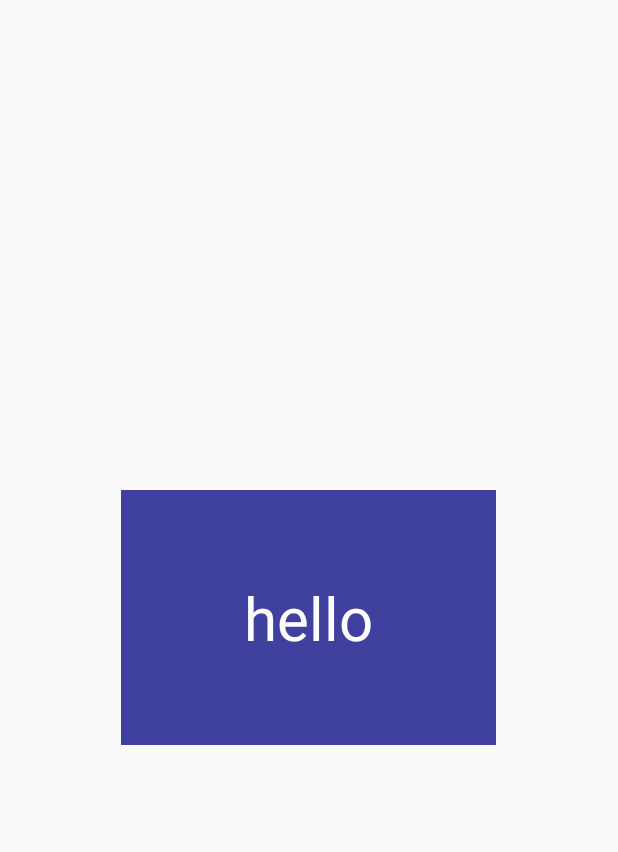
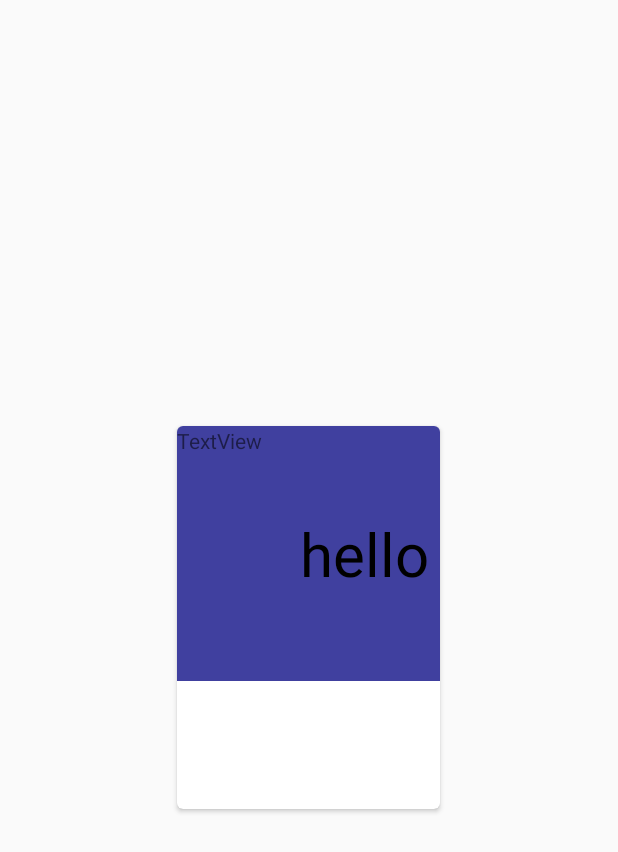
Before and after one commit to Oliverac28/FindMyBand, an Android app: the layout item.xml on its own in the app's theme, with its tools: preview values and no code run, on a phone screen of 412 x 824 dp. Shown: the top 852 px of the screen. Run offline under Robolectric (Android 15) with nearby library versions, the phone set to English and light mode, and no system bars.

```diff
--- a/app/build.gradle
+++ b/app/build.gradle
@@ -45,6 +45,7 @@ dependencies {
     annotationProcessor 'com.github.bumptech.glide:compiler:4.6.1'
     implementation 'id.zelory:compressor:2.1.0'
     implementation 'com.r0adkll:slidableactivity:2.0.6'
+    implementation 'com.android.support:cardview-v7:28.0.0'
 
 
     // add SDKs for desired Firebase products
--- a/app/src/main/java/com/example/findmyband/message.java
+++ b/app/src/main/java/com/example/findmyband/message.java
@@ -23,7 +23,7 @@ public class message extends AppCompatActivity implements NavigationView.OnNavig
     private DrawerLayout drawer;
 
     private ListView listView;
-    private String[] dummy_users = {"user1", "user2", "user3", "user4", "user5", "user6", "user7", "user8", "user9", "user10"};
+    private String[] dummy_users = {"Pierre", "Suzanne", "Jacques", "Eric", "Bob", "Marie", "Tyson", "Oleg", "Dylan", "Aras"};
 
     @Override
     protected void onCreate(Bundle savedInstanceState) {
--- a/app/src/main/res/layout/item.xml
+++ b/app/src/main/res/layout/item.xml
@@ -1,35 +1,55 @@
 <?xml version="1.0" encoding="utf-8"?>
-<FrameLayout xmlns:android="http://schemas.android.com/apk/res/android"
+<LinearLayout xmlns:android="http://schemas.android.com/apk/res/android"
+    xmlns:app="http://schemas.android.com/apk/res-auto"
     xmlns:tools="http://schemas.android.com/tools"
+    android:layout_width="wrap_content"
+    android:layout_height="wrap_content"
     android:layout_gravity="center"
-    android:layout_width="250dp"
-    android:layout_height="170dp">
+    android:clipToPadding="false"
+    android:paddingStart="40sp"
+    android:paddingTop="20sp"
+    android:paddingEnd="40sp"
+    android:paddingBottom="20sp">
 
-    <TextView
-        android:id="@+id/helloText"
-        android:textSize="40sp"
-        android:textColor="@android:color/white"
-        android:background="#E339"
-        android:gravity="center"
-        tools:text="hello"
-        android:layout_width="match_parent"
-        android:layout_height="match_parent" />
+    <android.support.v7.widget.CardView
+        android:id="@+id/cardView"
+        android:layout_width="175dp"
+        android:layout_height="255dp"
+        android:layout_gravity="center"
+        app:cardCornerRadius="4dp"
+        app:cardElevation="2dp">
 
-    <View
-        android:id="@+id/item_swipe_left_indicator"
-        android:alpha="0"
-        android:layout_width="20dp"
-        android:layout_height="20dp"
-        android:layout_margin="10dp"
-        android:background="#A5F" />
 
-    <View
-        android:id="@+id/item_swipe_right_indicator"
-        android:alpha="0"
-        android:layout_width="20dp"
-        android:layout_height="20dp"
-        android:layout_margin="10dp"
-        android:layout_gravity="right"
-        android:background="#5AF" />
+        <FrameLayout
+            android:layout_width="250dp"
+            android:layout_height="170dp">
 
-</FrameLayout>
+            <ImageView
+                android:id="@+id/image"
+                android:layout_width="match_parent"
+                android:layout_height="match_parent" />
+
+            <TextView
+                android:id="@+id/name"
+                android:layout_width="match_parent"
+                android:layout_height="match_parent"
+                android:background="#E339"
+                android:gravity="center"
+                android:textColor="@android:color/black"
+                android:textSize="40sp"
+                tools:text="hello" />
+            <TextView
+                android:id="@+id/lName"
+                android:layout_width="wrap_content"
+                android:layout_height="wrap_content"
+                android:text="TextView" />
+
+
+        </FrameLayout>
+
+
+
+    </android.support.v7.widget.CardView>
+
+
+</LinearLayout>
--- /dev/null
+++ b/app/src/main/res/values/ids.xml
@@ -0,0 +1,5 @@
+<?xml version="1.0" encoding="utf-8"?>
+<resources>
+    <item name="lName" type="id" />
+    <item name="userId" type="id" />
+</resources>
```
Also changed, not shown: app/src/main/java/com/example/findmyband/arrayAdapter.java (added, +55 -0 lines), app/src/main/java/com/example/findmyband/cards.java (added, +121 -0 lines), app/src/main/java/com/example/findmyband/discovery.java (+38 -24 lines).
